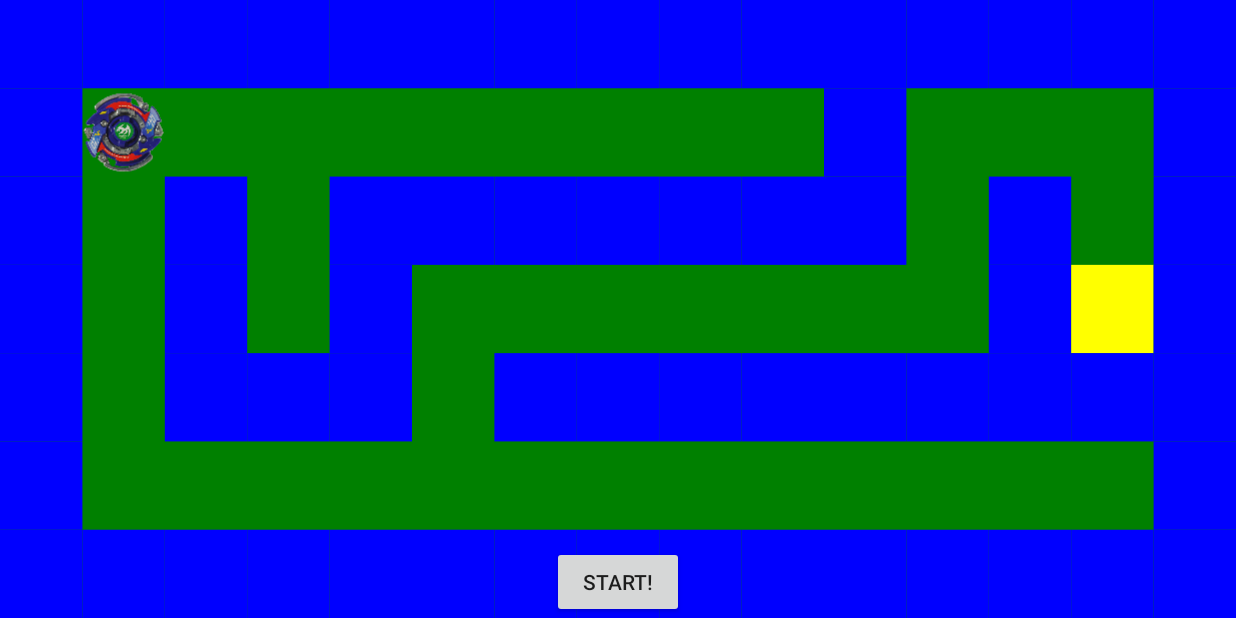
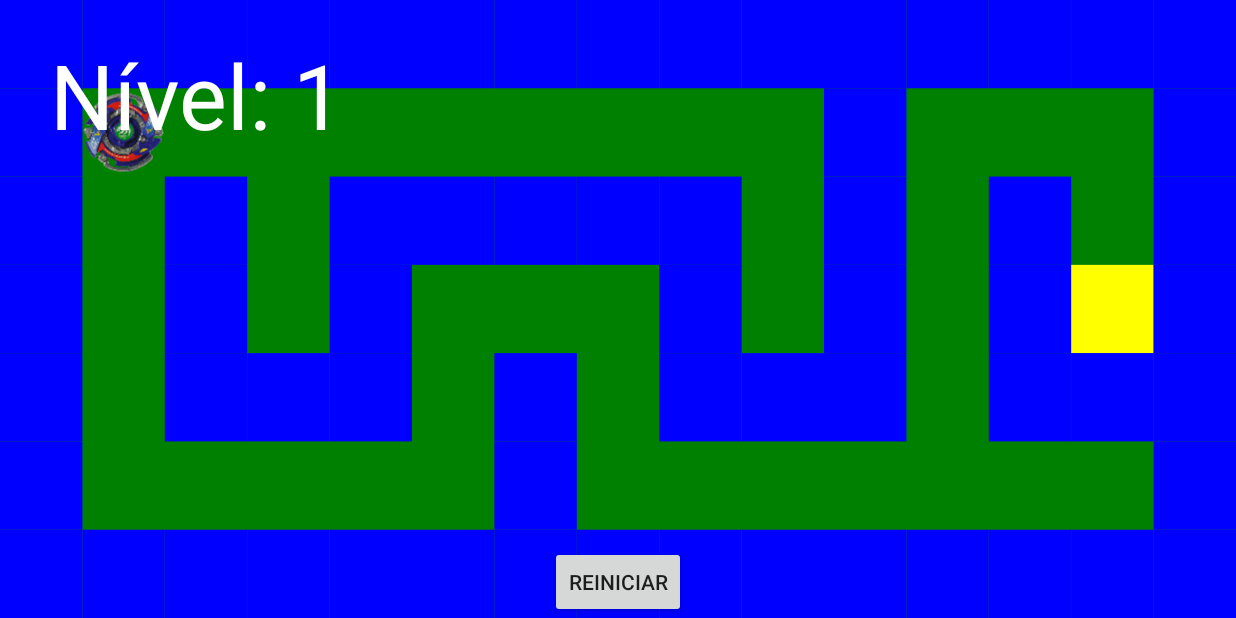
Before and after one commit to LucasKuhn/android-marble-maze, an Android app: the screen it shows after launch (MainActivity), after a tap on "START!", on a phone screen of 824 x 412 dp (held sideways). Run offline under Robolectric (Android 15) with nearby library versions, the phone set to English and light mode, and no system bars.

Commit message:
feat: add level counter and overlay screen

```diff
--- a/app/src/main/java/ucs/aula12/trabalho_2/MainActivity.java
+++ b/app/src/main/java/ucs/aula12/trabalho_2/MainActivity.java
@@ -15,6 +15,9 @@
 import android.view.View;
 import android.view.WindowManager;
 import android.widget.Button;
+import android.widget.TextView;
+
+import org.w3c.dom.Text;
 
 import ucs.aula12.trabalho_2.utils.MazeGenerator;
 import ucs.aula12.trabalho_2.view.CanvasView;
@@ -23,10 +26,15 @@
     private CanvasView customCanvas;
     private SensorManager sensorManager;
     private Sensor accelerometer;
+    private SensorEventListener accelerometerEventListener;
     private MazeGenerator maze;
     private MediaPlayer backgroundMP = new MediaPlayer();
     private MediaPlayer effectsMP = new MediaPlayer();
     private boolean game_started = false;
+    private View overlayScreen;
+    private TextView overlayText;
+    private Button startButton;
+    private int level = 1;
 
     @Override
     protected void onCreate(Bundle savedInstanceState) {
@@ -40,6 +48,9 @@
 
         setContentView(R.layout.activity_main);
 
+        overlayScreen = findViewById(R.id.overlay_screen);
+        overlayText = findViewById(R.id.overlay_text);
+
         // Get the root Linearlayout object.
         customCanvas = (CanvasView) findViewById(R.id.signature_canvas);
 
@@ -49,26 +60,39 @@
         // Setup canvas according to maze;
         setupCanvas();
 
-        Button startButton = findViewById(R.id.start_button);
+        startButton = findViewById(R.id.start_button);
         startButton.setOnClickListener(new View.OnClickListener() {
             @Override
             public void onClick(View v) {
-                startGame();
+                if(game_started) {
+                    restartGame();
+                } else {
+                    startGame();
+                    startButton.setText("Reiniciar");
+                }
             }
         });
     }
 
     public void startGame() {
-        // Restart the maze and ball location if game is already started
-        if (game_started) {
-            setupCanvas();
-        } else {
-            // Declare accelerometer sensor manager
-            sensorManager = (SensorManager) getSystemService(SENSOR_SERVICE);
-            accelerometer = sensorManager.getDefaultSensor(Sensor.TYPE_ACCELEROMETER);
-            sensorManager.registerListener(new Accelerometer(), accelerometer, SensorManager.SENSOR_DELAY_UI);
-        }
+        overlayScreen.setVisibility(View.INVISIBLE);
+        overlayText.setVisibility(View.INVISIBLE);
 
+        setupCanvas();
+        sensorManager = (SensorManager) getSystemService(SENSOR_SERVICE);
+        accelerometer = sensorManager.getDefaultSensor(Sensor.TYPE_ACCELEROMETER);
+        accelerometerEventListener = new Accelerometer();
+        sensorManager.registerListener(accelerometerEventListener, accelerometer, SensorManager.SENSOR_DELAY_UI);
+
+        game_started = true;
+
+        // Play initial song
+        gameStartSong();
+    }
+
+    public void restartGame() {
+        level = 1;
+        setupCanvas();
         game_started = true;
 
         // Play initial song
@@ -81,6 +105,7 @@
 
         // Set the maze matrix in customCanvas
         customCanvas.setMaze(maze.getMaze());
+        customCanvas.setLevel(level);
 
         // Set walls width and height based on device size
         DisplayMetrics displayMetrics = new DisplayMetrics();
@@ -113,10 +138,21 @@
 
             if (customCanvas.checkReachedEnd()) {
                 endReachedSong();
+                nextLevel();
             }
 
             customCanvas.clearCanvas();
         }
+    }
+
+    public void nextLevel() {
+        sensorManager.unregisterListener(accelerometerEventListener);
+        overlayScreen.setVisibility(View.VISIBLE);
+        overlayText.setText("Vitória!");
+        overlayText.setVisibility(View.VISIBLE);
+        startButton.setText("Próximo Nível!");
+        game_started = false;
+        level++;
     }
 
     public void gameStartSong() {
--- a/app/src/main/java/ucs/aula12/trabalho_2/view/CanvasView.java
+++ b/app/src/main/java/ucs/aula12/trabalho_2/view/CanvasView.java
@@ -31,6 +31,7 @@
     public float ballY;
     public float wallWidth;
     public float wallHeight;
+    public int level;
 
     public int maze[][];
     private List<Coordinates> wallCoordinates = new ArrayList<Coordinates>();
@@ -39,6 +40,14 @@
     public CanvasView(Context c, AttributeSet attrs) {
         super(c, attrs);
         context = c;
+    }
+
+    public int getLevel() {
+        return level;
+    }
+
+    public void setLevel(int level) {
+        this.level = level;
     }
 
     public void setWallWidth(float displayWidth) {
@@ -115,6 +124,11 @@
         Bitmap b = BitmapFactory.decodeResource(getResources(), R.drawable.beyblade);
         Bitmap scaled = Bitmap.createScaledBitmap(b, (int) (wallWidth), (int) (wallWidth), false);
         canvas.drawBitmap(scaled, (ballX - (scaled.getWidth()/2)), (ballY - (scaled.getHeight()/2)), ball);
+
+        // Draw level
+        p2.setColor(Color.WHITE);
+        p2.setTextSize(90);
+        canvas.drawText("Nível: ".concat(Integer.toString(level)), 50, 130, p2);
     }
 
     public void clearCanvas() {
--- a/app/src/main/res/layout/activity_main.xml
+++ b/app/src/main/res/layout/activity_main.xml
@@ -23,5 +23,25 @@
         custom:layout_constraintEnd_toEndOf="parent"
         />
 
+    <View
+        android:id="@+id/overlay_screen"
+        android:layout_width="match_parent"
+        android:layout_height="match_parent"
+        android:background="#B5000000"
+        />
+
+    <TextView
+        android:id="@+id/overlay_text"
+        android:layout_width="wrap_content"
+        android:layout_height="wrap_content"
+        android:text="Aperte Start!"
+        custom:layout_constraintStart_toStartOf="parent"
+        custom:layout_constraintEnd_toEndOf="parent"
+        custom:layout_constraintTop_toTopOf="parent"
+        custom:layout_constraintBottom_toBottomOf="parent"
+        android:textColor="#fff"
+        android:textSize="50dp"
+        />
+
 
 </androidx.constraintlayout.widget.ConstraintLayout>
```
